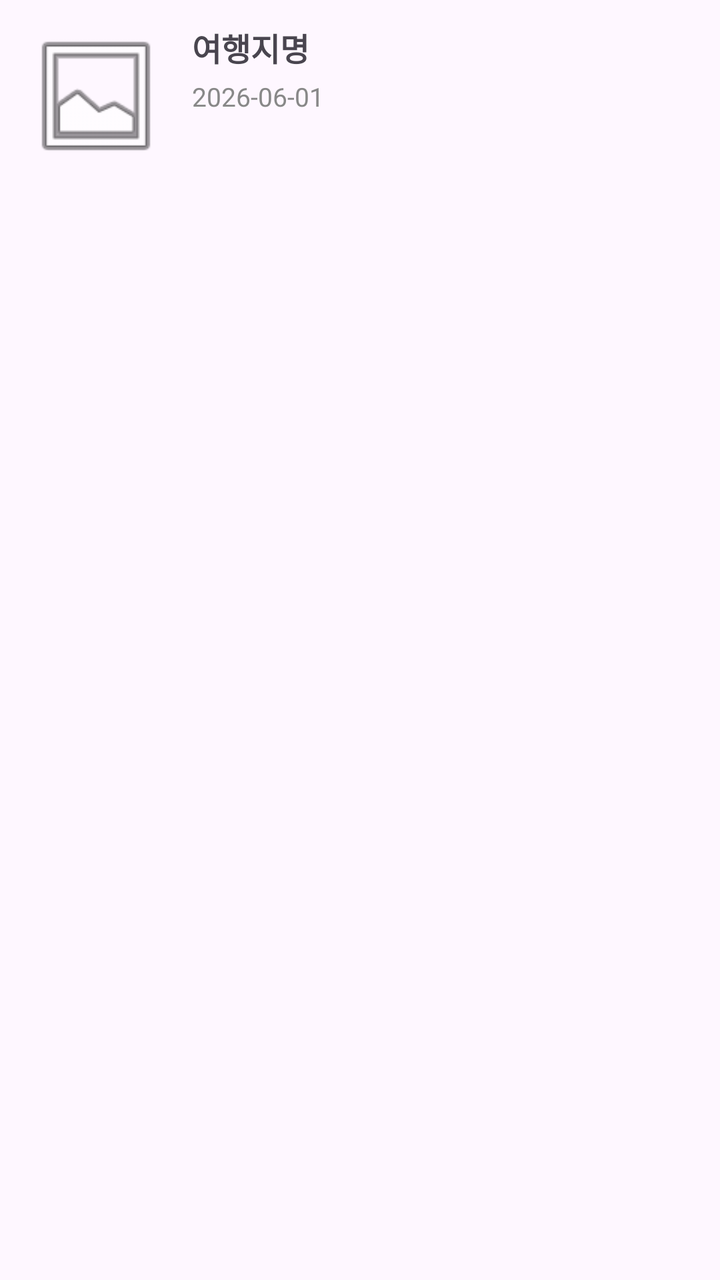
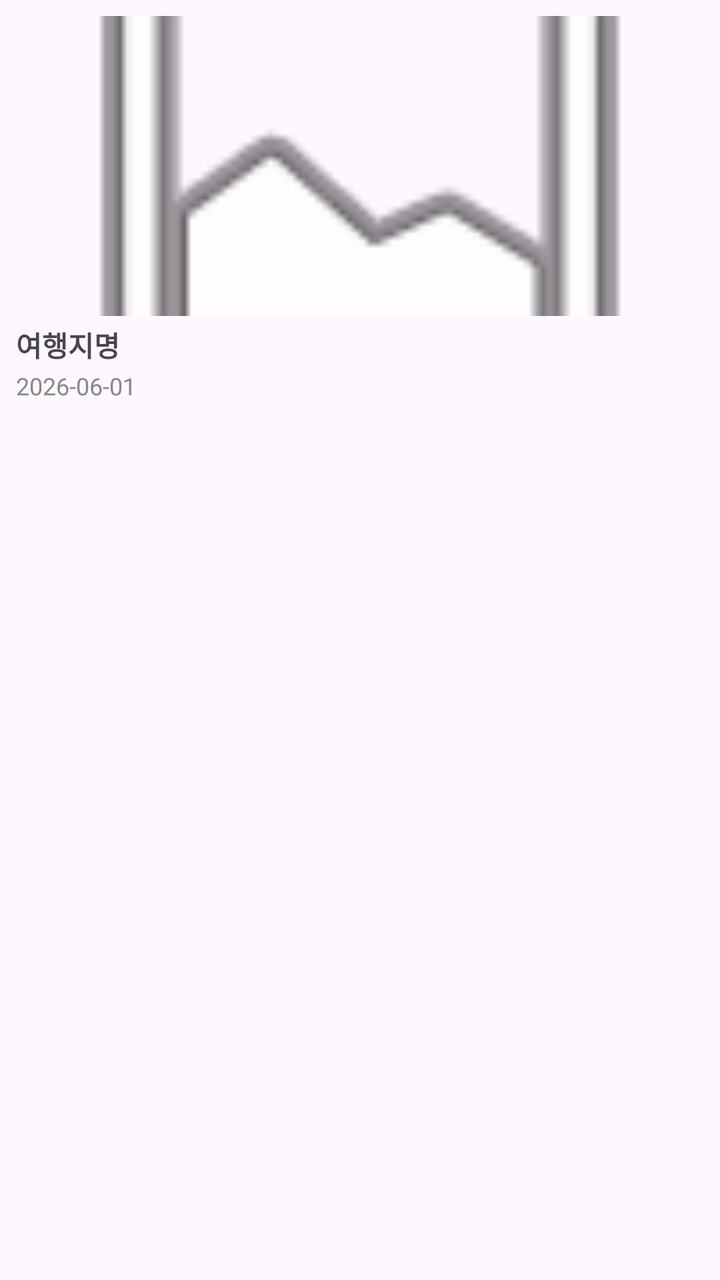

Compare the two renders of this Android layout. The source of the first and the diff that turns it into the second are given below.
<!-- AndroidManifest.xml: application theme Theme.Triplog -->
<!-- res/layout/record_card.xml -->
<?xml version="1.0" encoding="utf-8"?>
<LinearLayout xmlns:android="http://schemas.android.com/apk/res/android"
    android:layout_width="match_parent"
    android:layout_height="wrap_content"
    android:orientation="horizontal"
    android:padding="12dp"
    android:background="?attr/selectableItemBackground"
    android:clickable="true"
    android:focusable="true">

    <FrameLayout
        android:layout_width="72dp"
        android:layout_height="72dp">

        <ImageView
            android:id="@+id/ivThumbnail"
            android:layout_width="72dp"
            android:layout_height="72dp"
            android:scaleType="centerCrop"
            android:src="@android:drawable/ic_menu_gallery" />

        <ProgressBar
            android:id="@+id/progressBar"
            android:layout_width="wrap_content"
            android:layout_height="wrap_content"
            android:layout_gravity="center"
            android:visibility="gone" />

    </FrameLayout>

    <LinearLayout
        android:layout_width="0dp"
        android:layout_height="wrap_content"
        android:layout_weight="1"
        android:layout_marginStart="12dp"
        android:orientation="vertical"
        android:gravity="center_vertical">

        <TextView
            android:id="@+id/tvPlace"
            android:layout_width="wrap_content"
            android:layout_height="wrap_content"
            android:textSize="16sp"
            android:textStyle="bold"
            android:text="여행지명" />

        <TextView
            android:id="@+id/tvDate"
            android:layout_width="wrap_content"
            android:layout_height="wrap_content"
            android:layout_marginTop="4dp"
            android:textSize="13sp"
            android:textColor="#888888"
            android:text="2026-06-01" />

    </LinearLayout>

</LinearLayout>
<!-- resources referenced by this layout -->
<resources>
  <style name="Theme.Triplog" parent="Base.Theme.Triplog" />
  <style name="Base.Theme.Triplog" parent="Theme.Material3.DayNight">
          
      </style>
</resources>

<!-- the commit's change to res/layout/record_card.xml (unified diff, before → after) -->
@@ -2,20 +2,20 @@
 <LinearLayout xmlns:android="http://schemas.android.com/apk/res/android"
     android:layout_width="match_parent"
     android:layout_height="wrap_content"
-    android:orientation="horizontal"
-    android:padding="12dp"
+    android:orientation="vertical"
+    android:padding="8dp"
     android:background="?attr/selectableItemBackground"
     android:clickable="true"
     android:focusable="true">
 
     <FrameLayout
-        android:layout_width="72dp"
-        android:layout_height="72dp">
+        android:layout_width="match_parent"
+        android:layout_height="150dp">
 
         <ImageView
             android:id="@+id/ivThumbnail"
-            android:layout_width="72dp"
-            android:layout_height="72dp"
+            android:layout_width="match_parent"
+            android:layout_height="match_parent"
             android:scaleType="centerCrop"
             android:src="@android:drawable/ic_menu_gallery" />
 
@@ -28,31 +28,22 @@
 
     </FrameLayout>
 
-    <LinearLayout
-        android:layout_width="0dp"
+    <TextView
+        android:id="@+id/tvPlace"
+        android:layout_width="wrap_content"
         android:layout_height="wrap_content"
-        android:layout_weight="1"
-        android:layout_marginStart="12dp"
-        android:orientation="vertical"
-        android:gravity="center_vertical">
+        android:textSize="14sp"
+        android:textStyle="bold"
+        android:layout_marginTop="4dp"
+        android:text="여행지명" />
 
-        <TextView
-            android:id="@+id/tvPlace"
-            android:layout_width="wrap_content"
-            android:layout_height="wrap_content"
-            android:textSize="16sp"
-            android:textStyle="bold"
-            android:text="여행지명" />
-
-        <TextView
-            android:id="@+id/tvDate"
-            android:layout_width="wrap_content"
-            android:layout_height="wrap_content"
-            android:layout_marginTop="4dp"
-            android:textSize="13sp"
-            android:textColor="#888888"
-            android:text="2026-06-01" />
-
-    </LinearLayout>
+    <TextView
+        android:id="@+id/tvDate"
+        android:layout_width="wrap_content"
+        android:layout_height="wrap_content"
+        android:layout_marginTop="2dp"
+        android:textSize="12sp"
+        android:textColor="#888888"
+        android:text="2026-06-01" />
 
 </LinearLayout>
